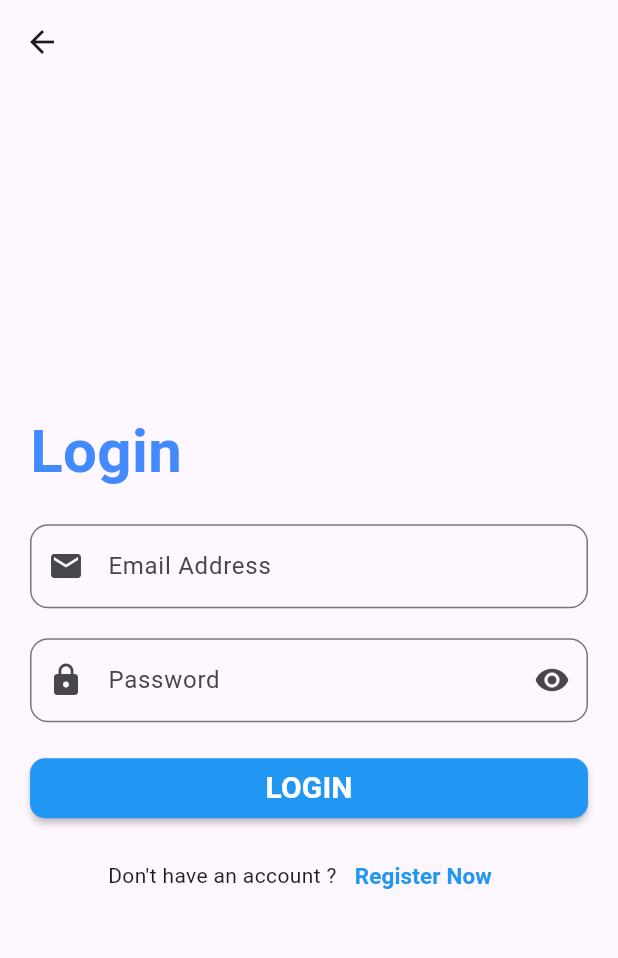
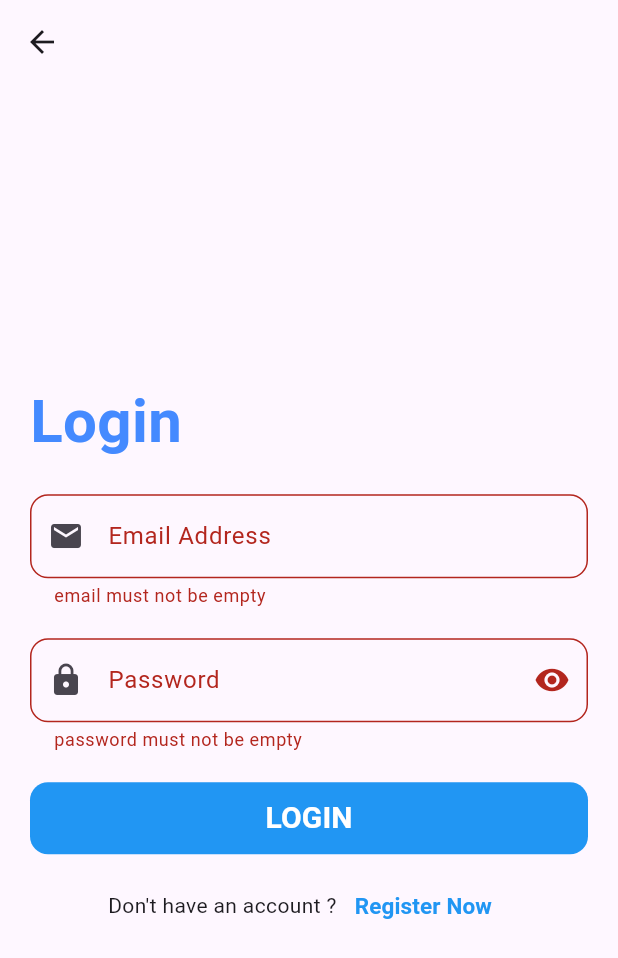
Before and after one commit to Ayamohm/Flutter-Projects, a Flutter app: the LoginScreen screen opened directly, after a tap on "LOGIN", on a phone screen of 412 x 824 dp. Shown: the top 958 px of the screen. Run offline on Flutter 3.47's test engine with Material 3 defaults, Android fonts, the phone set to English and light mode, and no system bars.

Commit message:
updated commit

```diff
--- a/lib/Login_Screen.dart
+++ /dev/null
@@ -1,103 +0,0 @@
-import 'package:flutter/cupertino.dart';
-import 'package:flutter/material.dart';
-
-class LoginScreen extends StatelessWidget {
-  var email =TextEditingController();
-  var pass =TextEditingController();
-  @override
-  Widget build(BuildContext context) {
-    return Scaffold(
-      appBar: AppBar(),
-      body: Padding(
-        padding: const EdgeInsets.all(20.0),
-        child: Center(
-          child: SingleChildScrollView(
-            child: Column(
-                crossAxisAlignment: CrossAxisAlignment.start,
-              children:
-              [
-                Text('Login',style: TextStyle(
-                  color: Colors.blueAccent,
-                  fontWeight: FontWeight.bold,
-                  fontSize: 40.0
-                ),),
-
-                SizedBox(height: 20.0),
-
-                TextFormField(
-                  controller: email,
-                    keyboardType: TextInputType.emailAddress,
-                    decoration: InputDecoration(
-                    labelText: 'Email Address',
-                    border: OutlineInputBorder(borderRadius: BorderRadius.circular(12)),
-                    prefixIcon: Icon(Icons.email),
-                  )
-                ),
-
-                SizedBox(height: 20.0),
-
-                TextFormField(
-                  controller: pass,
-                  keyboardType: TextInputType.visiblePassword,
-                  obscureText: true,
-                  decoration: InputDecoration(
-                    labelText: 'Password',
-                    border: OutlineInputBorder(borderRadius: BorderRadius.circular(12)),
-                    prefixIcon: Icon(Icons.lock),
-                    suffixIcon: IconButton(
-                      onPressed: (){
-                        print('show password');
-                      },
-                      icon: Icon(Icons.remove_red_eye),
-                    ),
-                    ),
-                  ),
-
-                SizedBox(height: 20),
-
-                Container(
-                  width: double.infinity,
-                  child: MaterialButton(
-                    shape: RoundedRectangleBorder(
-                      borderRadius: BorderRadius.circular(10.0)
-                    ),
-                    color: Colors.blue,
-                    height: 40,
-                    onPressed: () {
-                      print(email);
-                      print(pass);
-                      },
-                    child: Text('LOGIN',
-                    style: TextStyle(
-                      color: Colors.white,
-                      fontWeight:FontWeight.bold,
-                      fontSize: 20.0
-                    ),),
-                  ),
-                ),
-
-                SizedBox(height: 10),
-
-                Row(
-                  mainAxisAlignment: MainAxisAlignment.center,
-                  children: [
-                    Text('Don\'t have an account ?'),
-                    TextButton(onPressed: (){
-                      print('register now');
-                    },
-                        child: Text('Register Now',style: TextStyle(
-                          color: Colors.blue,
-                          fontWeight: FontWeight.bold,
-                          fontSize: 15.0
-                        ),))
-
-                  ]
-                )
-              ]
-            ),
-          ),
-        ),
-      )
-    );
-  }
-}
--- /dev/null
+++ b/lib/models/user/user_model.dart
@@ -0,0 +1,10 @@
+class UserModel {
+  final int id;
+  final String name;
+  final String phone;
+  UserModel({
+    required this.id,
+    required this.name,
+    required this.phone
+  });
+}
--- a/lib/Calculator_Screen.dart
+++ b/lib/modules/bmi/Calculator_Screen.dart
@@ -2,7 +2,7 @@
 import 'package:flutter/cupertino.dart';
 import 'package:flutter/material.dart';
 
-import 'BMIResultScreen.dart';
+import '../bmi_result/BMIResultScreen.dart';
 
 class BMICalculator extends StatefulWidget {
   const BMICalculator({super.key});
--- /dev/null
+++ b/lib/modules/login/Login_Screen.dart
@@ -0,0 +1,123 @@
+import 'package:app_test/modules/massenger/Massenger_Screen.dart';
+import 'package:flutter/cupertino.dart';
+import 'package:flutter/material.dart';
+
+import '../../shared/components/components.dart';
+
+class LoginScreen extends StatelessWidget {
+  var email =TextEditingController();
+  var pass =TextEditingController();
+  var keyForm =GlobalKey<FormState>();
+  @override
+  Widget build(BuildContext context) {
+    return Scaffold(
+      appBar: AppBar(),
+      body: Padding(
+        padding: const EdgeInsets.all(20.0),
+        child: Center(
+          child: SingleChildScrollView(
+            child: Form(
+              key: keyForm,
+              child: Column(
+                  crossAxisAlignment: CrossAxisAlignment.start,
+                children:
+                [
+                  Text('Login',style: TextStyle(
+                    color: Colors.blueAccent,
+                    fontWeight: FontWeight.bold,
+                    fontSize: 40.0
+                  ),),
+
+                  SizedBox(height: 20.0),
+
+                  TextFormField(
+                    controller: email,
+                      keyboardType: TextInputType.emailAddress,
+                      onFieldSubmitted: (value){
+                        print(value);
+                      },
+                      onChanged: (value){
+                        print(value);
+                      },
+                      validator: (value){
+                        if(value!.isEmpty){
+                          return 'email must not be empty';
+                        }
+                        return null;
+                      },
+
+                      decoration: InputDecoration(
+                      labelText: 'Email Address',
+                      border: OutlineInputBorder(borderRadius: BorderRadius.circular(12)),
+                      prefixIcon: Icon(Icons.email),
+                    )
+                  ),
+
+                  SizedBox(height: 20.0),
+
+                  TextFormField(
+                    validator: (value){
+                      if(value!.isEmpty){
+                        return 'password must not be empty';
+                      }
+                      return null;
+                    },
+                    controller: pass,
+                    keyboardType: TextInputType.visiblePassword,
+                    obscureText: true,
+                    decoration: InputDecoration(
+                      labelText: 'Password',
+                      border: OutlineInputBorder(borderRadius: BorderRadius.circular(12)),
+                      prefixIcon: Icon(Icons.lock),
+                      suffixIcon: IconButton(
+                        onPressed: (){
+                          print('show password');
+                        },
+                        icon: Icon(Icons.remove_red_eye),
+                      ),
+                      ),
+                    ),
+
+                  SizedBox(height: 20),
+
+                  defultButton(
+                    width: double.infinity,
+                    color: Colors.blue,
+                    radius: 12,
+                    function: (){
+                      if(keyForm.currentState!.validate()){
+                        print(email.text);
+                        print(pass.text);
+                        Navigator.push(context, MaterialPageRoute(builder: (context)=>MessengerScreen()));
+
+                      }
+                    },
+                    text: 'Login',
+                  ),
+
+                  SizedBox(height: 10),
+
+                  Row(
+                    mainAxisAlignment: MainAxisAlignment.center,
+                    children: [
+                      Text('Don\'t have an account ?'),
+                      TextButton(onPressed: (){
+                        print('register now');
+                      },
+                          child: Text('Register Now',style: TextStyle(
+                            color: Colors.blue,
+                            fontWeight: FontWeight.bold,
+                            fontSize: 15.0
+                          ),))
+
+                    ]
+                  )
+                ]
+              ),
+            ),
+          ),
+        ),
+      )
+    );
+  }
+}
--- a/lib/UsersScreen.dart
+++ b/lib/modules/users/UsersScreen.dart
@@ -1,16 +1,9 @@
 import 'package:flutter/cupertino.dart';
 import 'package:flutter/material.dart';
 
-class UserModel {
-  final int id;
-  final String name;
-  final String phone;
-  UserModel({
-    required this.id,
-    required this.name,
-    required this.phone
-  });
-}
+import '../../models/user/user_model.dart';
+
+
 
 
 class Usersscreen extends StatelessWidget {
--- /dev/null
+++ b/lib/shared/components/components.dart
@@ -0,0 +1,27 @@
+import 'package:flutter/cupertino.dart';
+import 'package:flutter/material.dart';
+
+Widget defultButton({
+  required double width,
+  required Color color,
+  required VoidCallback function,
+  required String text,
+  double radius=0.0
+})=>Container(
+  width: width,
+  decoration: BoxDecoration(
+    color: color,
+    borderRadius: BorderRadius.circular(radius),
+  ),
+  child: MaterialButton(
+    onPressed: function,
+    height: 40,
+    child: Text(
+      text.toUpperCase(),
+      style: TextStyle(
+          color: Colors.white,
+          fontWeight:FontWeight.bold,
+          fontSize: 20.0
+      ),),
+  ),
+);
```
Also changed, not shown: lib/main.dart (+4 -6 lines), lib/modules/bmi_result/BMIResultScreen.dart (renamed from lib/BMIResultScreen.dart), lib/modules/counter/Counter_Screen.dart (renamed from lib/Counter_Screen.dart), lib/modules/home/Home_Screen.dart (renamed from lib/Home_Screen.dart), lib/modules/massenger/Massenger_Screen.dart (renamed from lib/Massenger_Screen.dart), lib/modules/todolist/TodoList_Screen.dart (added), lib/shared/components/constants.dart (added), lib/shared/styles/colors.dart (added), lib/shared/styles/styles.dart (added).
